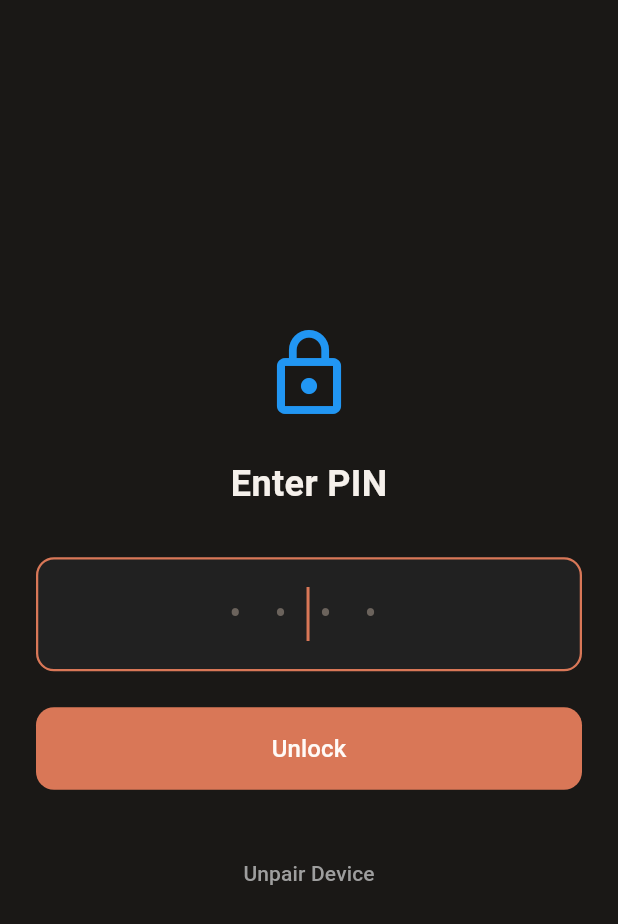
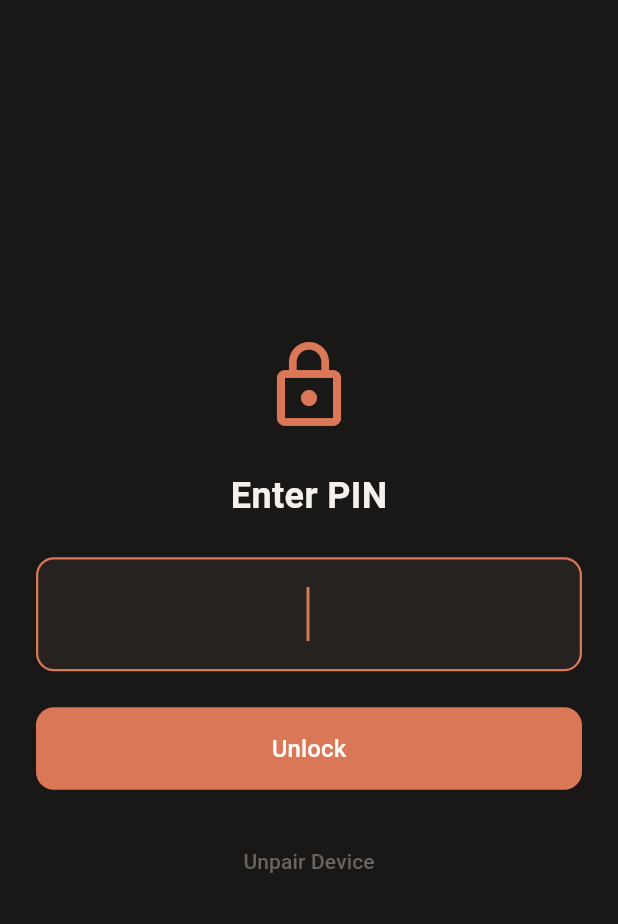
Before and after one commit to jamierpond/claude-remote, a Flutter app: the PinScreen screen opened by its route, on a phone screen of 412 x 824 dp. Shown: the top 924 px of the screen. Run offline on Flutter 3.47's test engine with Material 3 defaults, Android fonts, the phone set to English and light mode, and no system bars; our stand-ins replace equatable, flutter_riverpod, flutter_secure_storage, go_router, local_auth, shared_preferences; missing offline and left inert: mobile_scanner, pointycastle; accounts and stored records are empty.

Commit message:
more pretty

```diff
--- a/flutter_client/lib/ui/screens/pin_screen.dart
+++ b/flutter_client/lib/ui/screens/pin_screen.dart
@@ -4,6 +4,8 @@ import 'package:flutter_riverpod/flutter_riverpod.dart';
 import 'package:go_router/go_router.dart';
 import 'package:local_auth/local_auth.dart';
 import '../../providers/auth_provider.dart';
+import '../theme/colors.dart';
+import '../theme/spacing.dart';
 
 class PinScreen extends ConsumerStatefulWidget {
   const PinScreen({super.key});
@@ -138,39 +140,41 @@ class _PinScreenState extends ConsumerState<PinScreen> {
     }
 
     return Scaffold(
+      backgroundColor: AppColors.background,
       body: SafeArea(
         child: Padding(
-          padding: const EdgeInsets.all(24),
+          padding: const EdgeInsets.all(AppSpacing.xl),
           child: Column(
             mainAxisAlignment: MainAxisAlignment.center,
             children: [
               const Icon(
                 Icons.lock_outline,
                 size: 64,
-                color: Colors.blue,
+                color: AppColors.primary,
               ),
-              const SizedBox(height: 24),
+              AppSpacing.gapVerticalXl,
               const Text(
                 'Enter PIN',
                 style: TextStyle(
                   fontSize: 24,
                   fontWeight: FontWeight.bold,
+                  color: AppColors.textPrimary,
                 ),
               ),
-              const SizedBox(height: 32),
+              AppSpacing.gapVerticalXl,
 
               if (_error != null)
                 Container(
-                  padding: const EdgeInsets.all(12),
-                  margin: const EdgeInsets.only(bottom: 16),
+                  padding: const EdgeInsets.all(AppSpacing.md),
+                  margin: const EdgeInsets.only(bottom: AppSpacing.lg),
                   decoration: BoxDecoration(
-                    color: Colors.red.withOpacity(0.1),
-                    borderRadius: BorderRadius.circular(8),
-                    border: Border.all(color: Colors.red),
+                    color: AppColors.error.withOpacity(0.1),
+                    borderRadius: BorderRadius.circular(AppRadius.sm),
+                    border: Border.all(color: AppColors.error),
                   ),
                   child: Text(
                     _error!,
-                    style: const TextStyle(color: Colors.red),
+                    style: const TextStyle(color: AppColors.error),
                     textAlign: TextAlign.center,
                   ),
                 ),
@@ -183,17 +187,23 @@ class _PinScreenState extends ConsumerState<PinScreen> {
                 style: const TextStyle(
                   fontSize: 24,
                   letterSpacing: 8,
+                  color: AppColors.textPrimary,
                 ),
                 decoration: InputDecoration(
-                  hintText: '• • • •',
+                  hintText: '    ',
+                  hintStyle: const TextStyle(color: AppColors.textMuted),
                   filled: true,
-                  fillColor: Colors.grey[900],
+                  fillColor: AppColors.surface,
                   border: OutlineInputBorder(
-                    borderRadius: BorderRadius.circular(12),
+                    borderRadius: BorderRadius.circular(AppRadius.md),
                     borderSide: BorderSide.none,
                   ),
+                  focusedBorder: OutlineInputBorder(
+                    borderRadius: BorderRadius.circular(AppRadius.md),
+                    borderSide: const BorderSide(color: AppColors.primary, width: 1.5),
+                  ),
                   contentPadding: const EdgeInsets.symmetric(
-                    horizontal: 24,
+                    horizontal: AppSpacing.xl,
                     vertical: 20,
                   ),
                 ),
@@ -206,23 +216,26 @@ class _PinScreenState extends ConsumerState<PinScreen> {
                 autofocus: true,
               ),
 
-              const SizedBox(height: 24),
+              AppSpacing.gapVerticalXl,
 
               SizedBox(
                 width: double.infinity,
                 child: ElevatedButton(
                   onPressed: _isAuthenticating ? null : _authenticateWithPin,
                   style: ElevatedButton.styleFrom(
-                    padding: const EdgeInsets.symmetric(vertical: 16),
+                    padding: const EdgeInsets.symmetric(vertical: AppSpacing.lg),
+                    backgroundColor: AppColors.primary,
+                    foregroundColor: AppColors.textOnPrimary,
+                    disabledBackgroundColor: AppColors.surfaceVariant,
                     shape: RoundedRectangleBorder(
-                      borderRadius: BorderRadius.circular(12),
+                      borderRadius: BorderRadius.circular(AppRadius.md),
                     ),
                   ),
                   child: _isAuthenticating
                       ? const SizedBox(
                           height: 20,
                           width: 20,
-                          child: CircularProgressIndicator(strokeWidth: 2),
+                          child: CircularProgressIndicator(strokeWidth: 2, color: AppColors.textOnPrimary),
                         )
                       : const Text(
                           'Unlock',
@@ -232,15 +245,18 @@ class _PinScreenState extends ConsumerState<PinScreen> {
               ),
 
               if (_canUseBiometrics) ...[
-                const SizedBox(height: 16),
+                AppSpacing.gapVerticalLg,
                 TextButton.icon(
                   onPressed: _isAuthenticating ? null : _authenticateWithBiometrics,
                   icon: const Icon(Icons.fingerprint),
                   label: const Text('Use Biometrics'),
+                  style: TextButton.styleFrom(
+                    foregroundColor: AppColors.primary,
+                  ),
                 ),
               ],
 
-              const SizedBox(height: 32),
+              AppSpacing.gapVerticalXl,
 
               TextButton(
                 onPressed: () async {
@@ -251,7 +267,7 @@ class _PinScreenState extends ConsumerState<PinScreen> {
                 },
                 child: const Text(
                   'Unpair Device',
-                  style: TextStyle(color: Colors.grey),
+                  style: TextStyle(color: AppColors.textMuted),
                 ),
               ),
             ],
--- a/flutter_client/lib/ui/theme/theme.dart
+++ b/flutter_client/lib/ui/theme/theme.dart
@@ -114,7 +114,7 @@ class AppTheme {
       ),
 
       // Card
-      cardTheme: CardTheme(
+      cardTheme: CardThemeData(
         color: AppColors.surface,
         elevation: 0,
         shape: RoundedRectangleBorder(
@@ -142,7 +142,7 @@ class AppTheme {
       ),
 
       // Dialog
-      dialogTheme: DialogTheme(
+      dialogTheme: DialogThemeData(
         backgroundColor: AppColors.surface,
         shape: RoundedRectangleBorder(
           borderRadius: BorderRadius.circular(AppRadius.lg),
```
